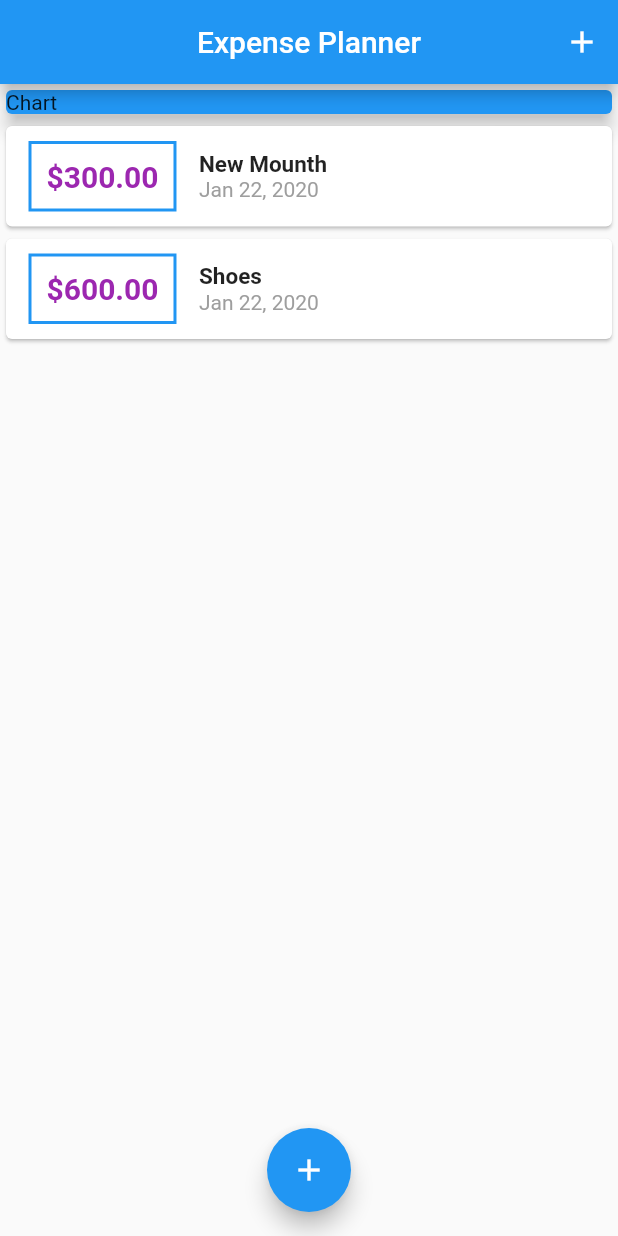
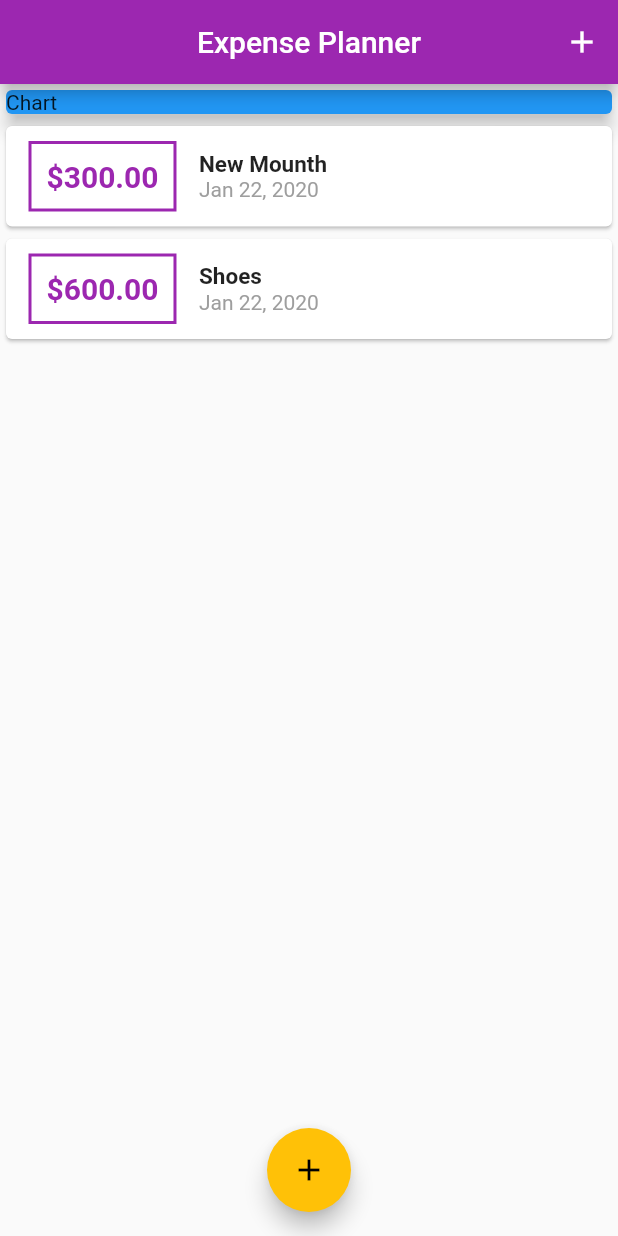
Before and after one commit to ahmed3ssem/ExpensePlanner-FlutterApp, a Flutter app: the screen it shows after launch, on a phone screen of 412 x 824 dp. Run offline on Flutter 3.47's test engine with Material 2 defaults, Android fonts, the phone set to English and light mode, and no system bars.

Commit message:
Configuring Using Themes

```diff
--- a/lib/main.dart
+++ b/lib/main.dart
@@ -10,8 +10,12 @@ class MyApp extends StatelessWidget {
   @override
   Widget build(BuildContext context) {
     return MaterialApp(
-      title: 'Flutter App',
+      title: 'Expense Planner',
       debugShowCheckedModeBanner: false,
+      theme: ThemeData(
+        primarySwatch: Colors.purple,
+            accentColor: Colors.amber
+      ),
       home: MyHomePage(),
     );
   }
--- a/lib/widget/transaction_list.dart
+++ b/lib/widget/transaction_list.dart
@@ -19,14 +19,15 @@ class TransactionList extends StatelessWidget {
                       margin: EdgeInsets.symmetric(
                           vertical: 10, horizontal: 15),
                       decoration: BoxDecoration(
-                          border: Border.all(color: Colors.blue, width: 2)),
+                          border: Border.all(
+                              color: Theme.of(context).primaryColor, width: 2)),
                       padding: EdgeInsets.all(10),
                       child: Text(
                         '\$${userTransaction[index].amount.toStringAsFixed(2)}',
                         style: TextStyle(
                             fontWeight: FontWeight.bold,
                             fontSize: 20,
-                            color: Colors.purple),
+                            color: Theme.of(context).primaryColor),
                       ),
                     ),
                     Column(
```
